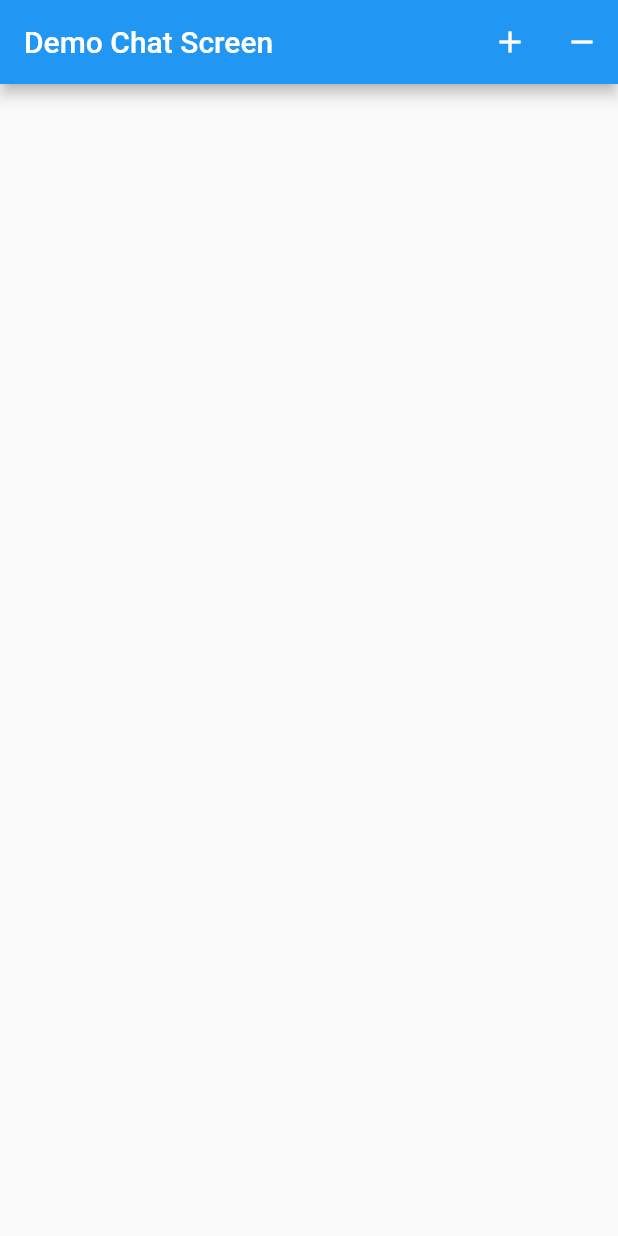
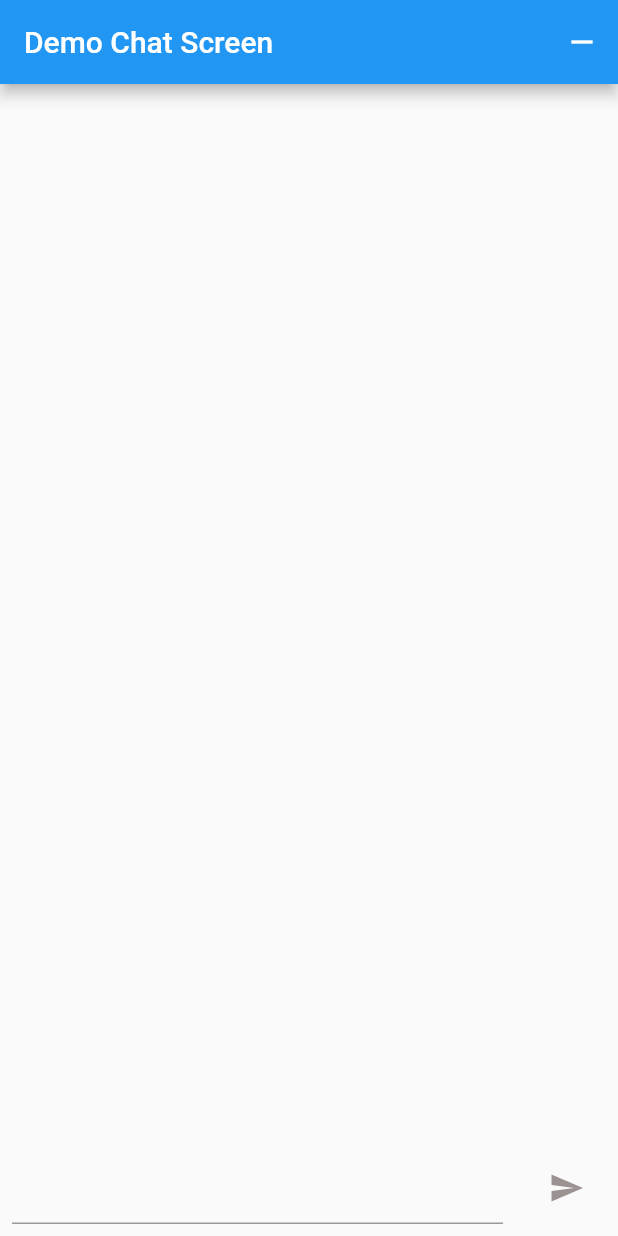
Before and after one commit to smnshuvo/chatty, a Flutter app: the screen it shows after launch, on a phone screen of 412 x 824 dp. Run offline on Flutter 3.47's test engine with Material 2 defaults, Android fonts, the phone set to English and light mode, and no system bars; our stand-ins replace chat_bubbles.

Commit message:
Create new file to manage color constant and a minimal chat view

```diff
--- /dev/null
+++ b/lib/screens/color_constants.dart
@@ -0,0 +1,7 @@
+import 'dart:ui';
+
+class ColorConstants {
+  static const senderBubbleColor = Color(0xFF1B97F3);
+  static const receiverBubbleColor = Color.fromARGB(255, 0, 106, 2);
+  static const disabledColor = Color.fromARGB(183, 117, 105, 104);
+}
--- a/lib/screens/one_to_one_chat_screen.dart
+++ b/lib/screens/one_to_one_chat_screen.dart
@@ -1,5 +1,6 @@
 import 'package:chat_bubbles/chat_bubbles.dart';
 import 'package:flutter/material.dart';
+import 'color_constants.dart';
 import 'list_item.dart';
 
 part 'chat_list_item.dart';
@@ -14,25 +15,31 @@ class OneToOneChatScreen extends StatefulWidget {
 class _OneToOneChatScreenState extends State<OneToOneChatScreen> {
   final TITLE = "Demo Chat Screen";
   final _listKey = GlobalKey<AnimatedListState>();
-  late ListModel<int> _list;
+  late ListModel<ChatListItem> _list;
   late int _nextItem;
   final randomMsgs = [
     "hi, ki koro?",
     "ki obostha?",
     "kon deshe te jabi uira re..."
   ];
+  final textController = TextEditingController();
+  bool restrictSending = true;
 
   @override
   void initState() {
-    _list =
-        ListModel<int>(listKey: _listKey, removedItemBuilder: _buildRemoveItem);
+    _list = ListModel<ChatListItem>(
+        listKey: _listKey, removedItemBuilder: _buildRemoveItem);
     _nextItem = _list.length;
+    textController.addListener(_onTextChange);
     super.initState();
   }
 
-  void _addChatItem() {
+  void _addChatItem(String msg) {
     print("Inserted at $_nextItem");
-    _list.insert(_nextItem, _nextItem++);
+    _list.insert(
+      _nextItem++,
+      ChatListItem(msg: msg, chatId: _nextItem, isSender: _nextItem % 2 == 0),
+    );
   }
 
   void _removeLastChatItem() async {
@@ -46,19 +53,17 @@ class _OneToOneChatScreenState extends State<OneToOneChatScreen> {
       appBar: AppBar(
         title: Text(TITLE),
         actions: [
-          IconButton(onPressed: _addChatItem, icon: Icon(Icons.add)),
           IconButton(onPressed: _removeLastChatItem, icon: Icon(Icons.remove))
         ],
       ),
-      body: Padding(
-        padding: const EdgeInsets.all(16.0),
-        child: AnimatedList(
-          shrinkWrap: true,
-          physics: NeverScrollableScrollPhysics(),
-          key: _listKey,
-          initialItemCount: _list.length,
-          itemBuilder: _buildItem,
-        ),
+      body: Column(
+        children: [
+          Expanded(
+              child: Align(
+                  alignment: AlignmentDirectional.bottomEnd,
+                  child: _createChatHistoryView())),
+          _createChatInputView(),
+        ],
       ),
     );
   }
@@ -69,21 +74,72 @@ class _OneToOneChatScreenState extends State<OneToOneChatScreen> {
     Animation<double> animation,
   ) {
     return ChatListItem(
-      chatId: _list[index],
-      msg: randomMsgs[index % 2],
+      chatId: _list[index].chatId,
+      msg: _list[index].msg,
       isSender: index % 2 == 0,
     );
   }
 
   Widget _buildRemoveItem(
     BuildContext context,
-    int index,
+    ChatListItem chatListItem,
     Animation<double> animation,
   ) {
-    return ChatListItem(
-      chatId: _list[index],
-      msg: randomMsgs[index % 2],
-      isSender: index % 2 == 0,
-    );
+    return chatListItem;
+  }
+
+  Widget _createChatHistoryView() => Padding(
+        padding: const EdgeInsets.all(16.0),
+        child: AnimatedList(
+          shrinkWrap: true,
+          physics: NeverScrollableScrollPhysics(),
+          key: _listKey,
+          initialItemCount: _list.length,
+          itemBuilder: _buildItem,
+        ),
+      );
+
+  Widget _createChatInputView() => Row(
+        children: [
+          Expanded(
+              flex: 5,
+              child: Padding(
+                padding: const EdgeInsets.all(8.0),
+                child: TextFormField(
+                  controller: textController,
+                ),
+              )),
+          Expanded(
+            flex: 1,
+            child: IconButton(
+                onPressed: _sendMessage,
+                icon: Icon(
+                  Icons.send,
+                  color: restrictSending
+                      ? ColorConstants.disabledColor
+                      : ColorConstants.senderBubbleColor,
+                )),
+          )
+        ],
+      );
+
+  void _sendMessage() async {
+    _addChatItem(textController.value.text);
+    textController.text = '';
+  }
+
+  void _onTextChange() {
+    if (textController.value.text.isEmpty) {
+      setState(() {
+        restrictSending = true;
+      });
+    } else {
+      // may  be I am saving some setState  call here with a costly if -_-r
+      if (restrictSending != false) {
+        setState(() {
+          restrictSending = false;
+        });
+      }
+    }
   }
 }
```
